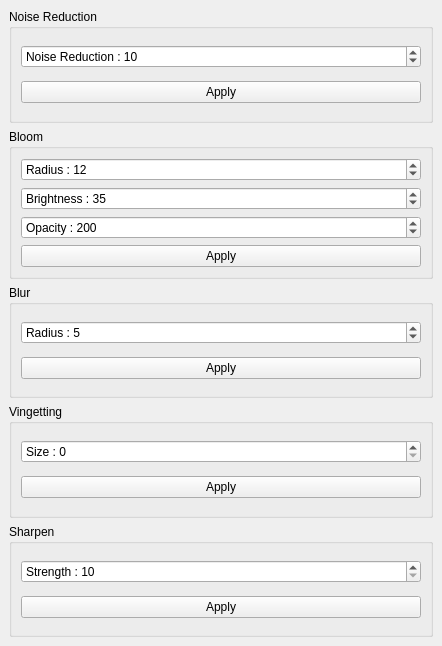
The window that imageeffectsdockwidget.ui (michalmielczynski/PanelTest) describes before a commit, drawn with Qt 5.
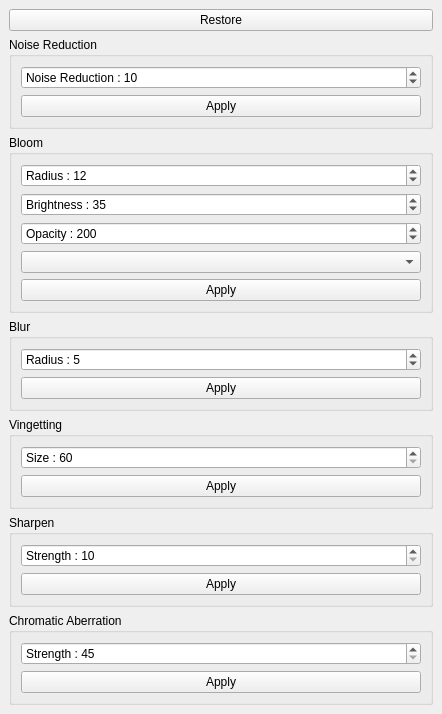
The same window after the commit.

Commit message: Restore button added, vignetting improvements

```diff
--- a/imageeffectsdockwidget.ui
+++ b/imageeffectsdockwidget.ui
@@ -7,7 +7,7 @@
     <x>0</x>
     <y>0</y>
     <width>442</width>
-    <height>646</height>
+    <height>707</height>
    </rect>
   </property>
   <property name="windowTitle">
@@ -15,6 +15,13 @@
   </property>
   <widget class="QWidget" name="dockWidgetContents">
    <layout class="QVBoxLayout" name="verticalLayout_2">
+    <item>
+     <widget class="QPushButton" name="pushButtonRestore">
+      <property name="text">
+       <string>Restore</string>
+      </property>
+     </widget>
+    </item>
     <item>
      <widget class="QGroupBox" name="groupBox_2">
       <property name="title">
@@ -86,6 +93,13 @@
          </property>
         </widget>
        </item>
+       <item>
+        <widget class="QComboBox" name="comboBoxBloom">
+         <property name="currentIndex">
+          <number>-1</number>
+         </property>
+        </widget>
+       </item>
        <item>
         <widget class="QPushButton" name="pushButtonBloom">
          <property name="text">
@@ -133,6 +147,9 @@
          <property name="prefix">
           <string>Size : </string>
          </property>
+         <property name="minimum">
+          <number>60</number>
+         </property>
         </widget>
        </item>
        <item>
@@ -174,6 +191,45 @@
       </layout>
      </widget>
     </item>
+    <item>
+     <widget class="QGroupBox" name="groupBox_6">
+      <property name="title">
+       <string>Chromatic Aberration</string>
+      </property>
+      <layout class="QVBoxLayout" name="verticalLayout_7">
+       <item>
+        <widget class="QSpinBox" name="spinBoxAberration">
+         <property name="prefix">
+          <string>Strength : </string>
+         </property>
+         <property name="minimum">
+          <number>45</number>
+         </property>
+        </widget>
+       </item>
+       <item>
+        <widget class="QPushButton" name="pushButtonAberration">
+         <property name="text">
+          <string>Apply</string>
+         </property>
+        </widget>
+       </item>
+      </layout>
+     </widget>
+    </item>
+    <item>
+     <spacer name="verticalSpacer">
+      <property name="orientation">
+       <enum>Qt::Vertical</enum>
+      </property>
+      <property name="sizeHint" stdset="0">
+       <size>
+        <width>20</width>
+        <height>40</height>
+       </size>
+      </property>
+     </spacer>
+    </item>
    </layout>
   </widget>
  </widget>
```
The commit also changes 10 other files.
